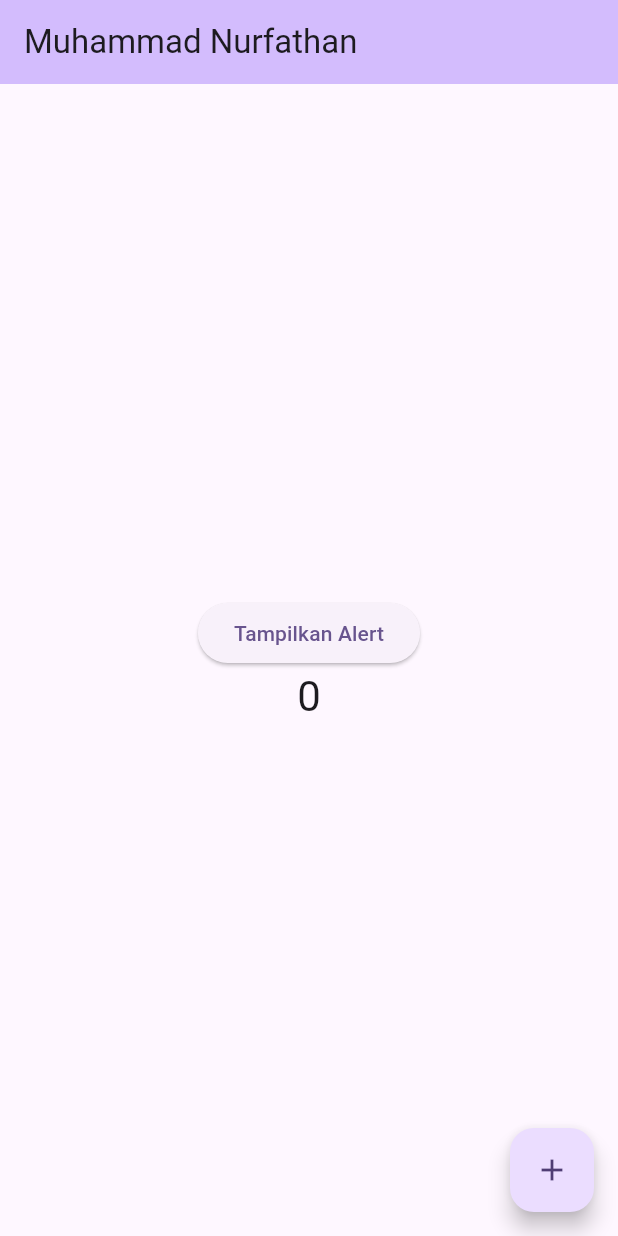
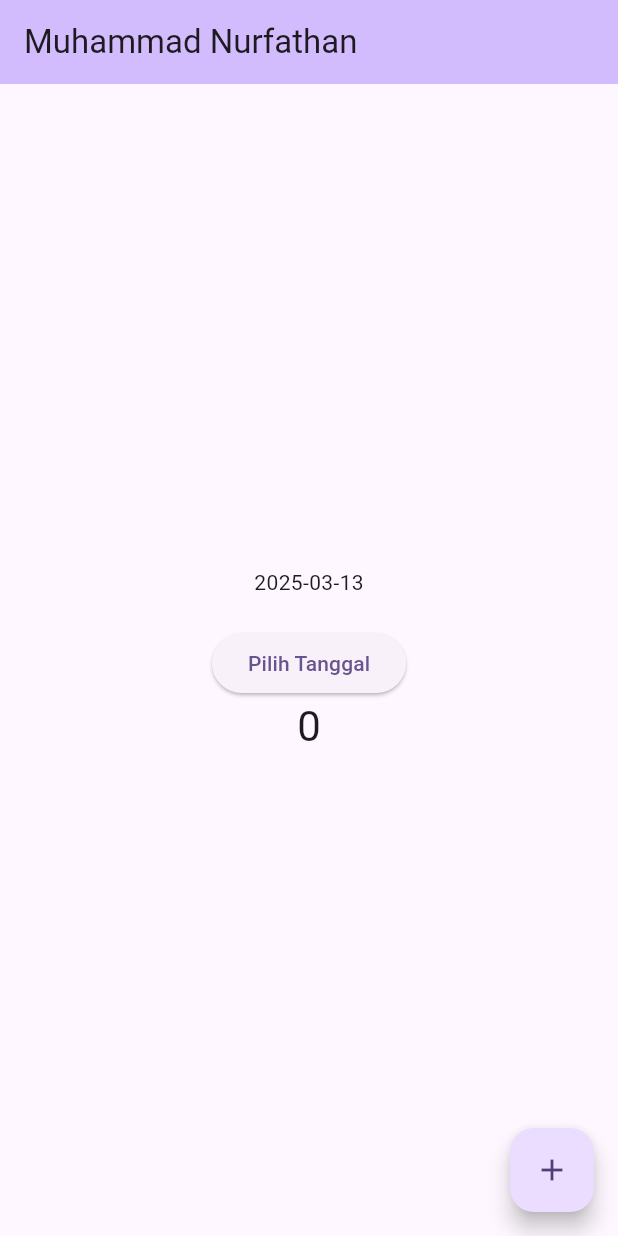
Before and after one commit to MuhammadNurfathan/flutter-fundamental-latih1, a Flutter app: the screen it shows after launch, on a phone screen of 412 x 824 dp. Run offline on Flutter 3.47's test engine with Material 3 defaults, Android fonts, the phone set to English and light mode, and no system bars.

Commit message:
hampir selesai

```diff
--- /dev/null
+++ b/lib/basic_widgets/date_time_picker.dart
@@ -0,0 +1,44 @@
+import 'dart:async';
+import 'package:flutter/material.dart';
+
+class DateTimePicker extends StatefulWidget {
+  const DateTimePicker({super.key});
+
+  @override
+  _DateTimePickerState createState() => _DateTimePickerState();
+}
+
+class _DateTimePickerState extends State<DateTimePicker> {
+  DateTime selectedDate = DateTime.now();
+
+  Future<void> _selectDate(BuildContext context) async {
+    final DateTime? picked = await showDatePicker(
+      context: context,
+      initialDate: selectedDate,
+      firstDate: DateTime(2015, 8),
+      lastDate: DateTime(2101),
+    );
+    if (picked != null && picked != selectedDate) {
+      setState(() {
+        selectedDate = picked;
+      });
+    }
+  }
+
+  @override
+  Widget build(BuildContext context) {
+    return Column(
+      mainAxisSize: MainAxisSize.min,
+      children: <Widget>[
+        Text("${selectedDate.toLocal()}".split(' ')[0]),
+        const SizedBox(height: 20.0),
+        ElevatedButton(
+          onPressed: () {
+            _selectDate(context);
+          },
+          child: const Text('Pilih Tanggal'),
+        ),
+      ],
+    );
+  }
+}
--- a/lib/main.dart
+++ b/lib/main.dart
@@ -1,5 +1,9 @@
 import 'package:flutter/material.dart';
-import 'package:hello_world/basic_widgets/dialog.dart'; // ✅ Import file alert dialog
+import 'package:hello_world/basic_widgets/date_time_picker.dart';
+// ignore: unused_import
+import 'package:hello_world/basic_widgets/selection_widget.dart';
+// ignore: unused_import
+import 'basic_widgets/text_widget.dart';
 
 void main() {
   runApp(const MyApp());
@@ -8,11 +12,27 @@ void main() {
 class MyApp extends StatelessWidget {
   const MyApp({super.key});
 
+  // This widget is the root of your application.
   @override
   Widget build(BuildContext context) {
     return MaterialApp(
       title: 'Flutter Demo',
       theme: ThemeData(
+        // This is the theme of your application.
+        //
+        // TRY THIS: Try running your application with "flutter run". You'll see
+        // the application has a purple toolbar. Then, without quitting the app,
+        // try changing the seedColor in the colorScheme below to Colors.green
+        // and then invoke "hot reload" (save your changes or press the "hot
+        // reload" button in a Flutter-supported IDE, or press "r" if you used
+        // the command line to start the app).
+        //
+        // Notice that the counter didn't reset back to zero; the application
+        // state is not lost during the reload. To reset the state, use hot
+        // restart instead.
+        //
+        // This works for code too, not just values: Most code changes can be
+        // tested with just a hot reload.
         colorScheme: ColorScheme.fromSeed(seedColor: Colors.deepPurple),
       ),
       home: const MyHomePage(title: 'Muhammad Nurfathan'),
@@ -22,6 +42,15 @@ class MyApp extends StatelessWidget {
 
 class MyHomePage extends StatefulWidget {
   const MyHomePage({super.key, required this.title});
+
+  // This widget is the home page of your application. It is stateful, meaning
+  // that it has a State object (defined below) that contains fields that affect
+  // how it looks.
+
+  // This class is the configuration for the state. It holds the values (in this
+  // case the title) provided by the parent (in this case the App widget) and
+  // used by the build method of the State. Fields in a Widget subclass are
+  // always marked "final".
 
   final String title;
 
@@ -34,27 +63,53 @@ class _MyHomePageState extends State<MyHomePage> {
 
   void _incrementCounter() {
     setState(() {
+      // This call to setState tells the Flutter framework that something has
+      // changed in this State, which causes it to rerun the build method below
+      // so that the display can reflect the updated values. If we changed
+      // _counter without calling setState(), then the build method would not be
+      // called again, and so nothing would appear to happen.
       _counter++;
     });
   }
 
   @override
   Widget build(BuildContext context) {
+    // This method is rerun every time setState is called, for instance as done
+    // by the _incrementCounter method above.
+    //
+    // The Flutter framework has been optimized to make rerunning build methods
+    // fast, so that you can just rebuild anything that needs updating rather
+    // than having to individually change instances of widgets.
     return Scaffold(
       appBar: AppBar(
+        // TRY THIS: Try changing the color here to a specific color (to
+        // Colors.amber, perhaps?) and trigger a hot reload to see the AppBar
+        // change color while the other colors stay the same.
         backgroundColor: Theme.of(context).colorScheme.inversePrimary,
+        // Here we take the value from the MyHomePage object that was created by
+        // the App.build method, and use it to set our appbar title.
         title: Text(widget.title),
       ),
       body: Center(
+        // Center is a layout widget. It takes a single child and positions it
+        // in the middle of the parent.
         child: Column(
+          // Column is also a layout widget. It takes a list of children and
+          // arranges them vertically. By default, it sizes itself to fit its
+          // children horizontally, and tries to be as tall as its parent.
+          //
+          // Column has various properties to control how it sizes itself and
+          // how it positions its children. Here we use mainAxisAlignment to
+          // center the children vertically; the main axis here is the vertical
+          // axis because Columns are vertical (the cross axis would be
+          // horizontal).
+          //
+          // TRY THIS: Invoke "debug painting" (choose the "Toggle Debug Paint"
+          // action in the IDE, or press "p" in the console), to see the
+          // wireframe for each widget.
           mainAxisAlignment: MainAxisAlignment.center,
           children: <Widget>[
-            ElevatedButton(
-              onPressed: () {
-                showAlertDialog(context); // ✅ Panggil fungsi dari file lain
-              },
-              child: const Text("Tampilkan Alert"),
-            ),
+            const DateTimePicker(),
             Text(
               '$_counter',
               style: Theme.of(context).textTheme.headlineMedium,
@@ -66,7 +121,7 @@ class _MyHomePageState extends State<MyHomePage> {
         onPressed: _incrementCounter,
         tooltip: 'Increment',
         child: const Icon(Icons.add),
-      ),
+      ), // This trailing comma makes auto-formatting nicer for build methods.
     );
   }
 }
```
Also changed, not shown: lib/basic_widgets/selection_widget.dart (added, +18 -0 lines), images/09.png (added), images/10.png (added), images/11.png (added), 3 other files.
